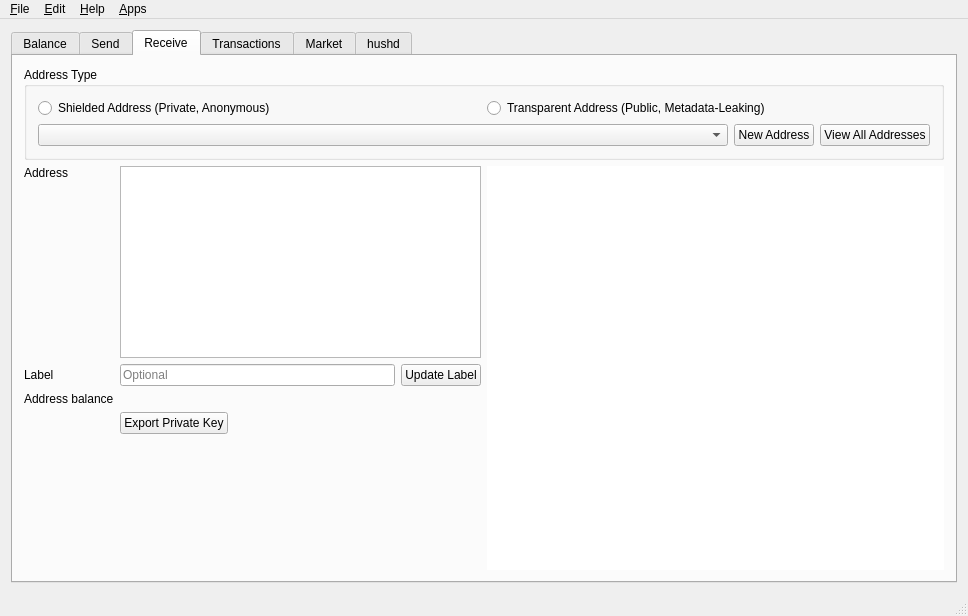
The window that src/mainwindow.ui (hushmirror/SilentDragon) describes before a commit, drawn with Qt 5.
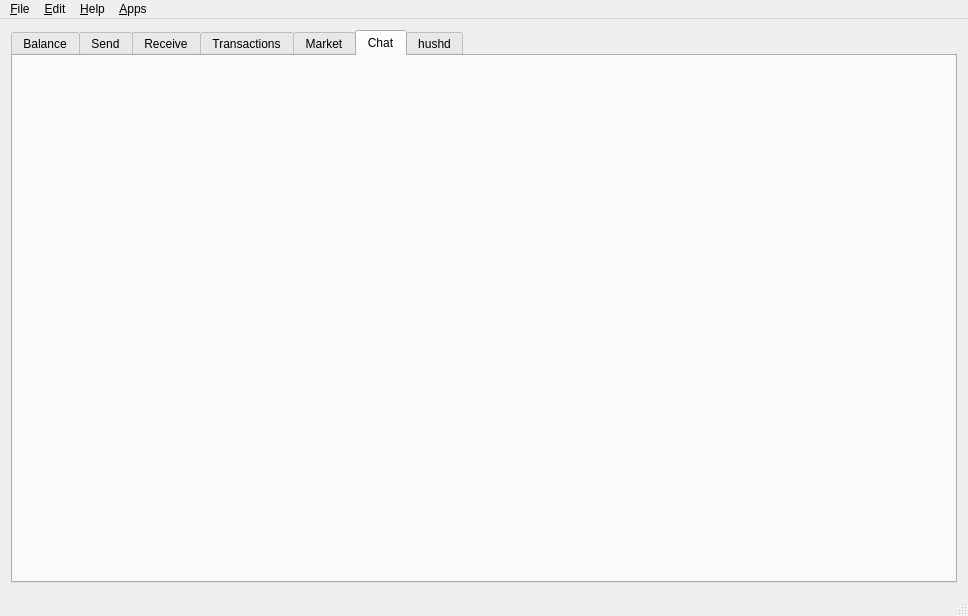
The same window after the commit. The open tabs and pages were chosen to show the change. Icons and pictures are not drawn. Custom widgets are drawn as their Qt base class.

Commit message:
Add Chat tab to mainwindow ui
 Conflicts:
	src/mainwindow.ui

The edit to the form file:
```diff
--- a/src/mainwindow.ui
+++ b/src/mainwindow.ui
@@ -1023,6 +1023,30 @@
        </layout>
       </widget>
 
+      <widget class="QWidget" name="chat_tab">
+       <attribute name="title">
+        <string>Chat</string>
+       </attribute>
+       <layout class="QVBoxLayout" name="verticalLayout_7">
+           <item>
+                <widget class="QLabel" name="MemoText">
+                <property name="font">
+                    <font>
+                    <pointsize>10</pointsize>
+                    </font>
+                </property>
+                <property name="text">Welcome To The Future -- Duke
+                    <string/>
+                </property>
+                <property name="wordWrap">
+                    <bool>true</bool>
+                </property>
+                </widget>
+           </item>
+
+       </layout>
+      </widget>
+
       <widget class="QWidget" name="tab_5">
        <attribute name="title">
         <string>hushd</string>
```
